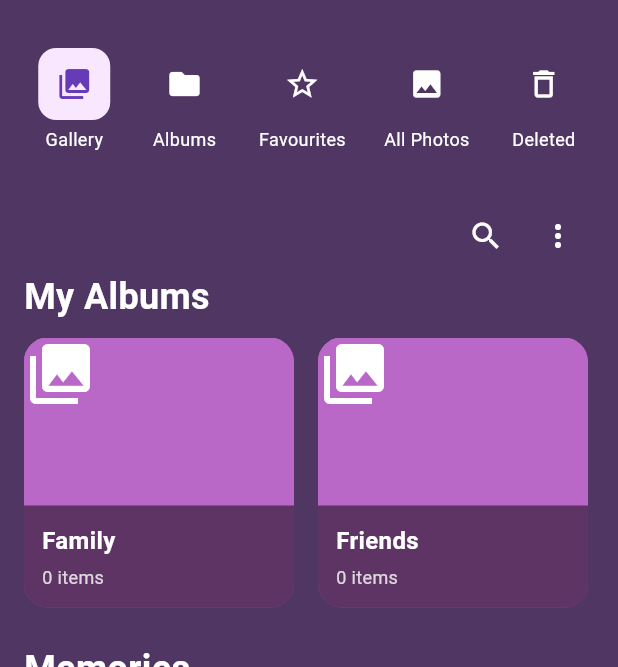
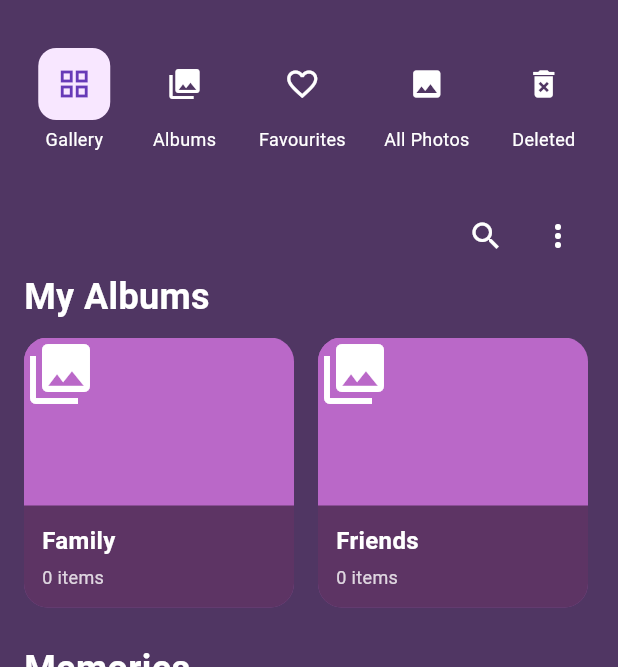
Before and after one commit to SadeepaGajanayaka/DementiaLink, a Flutter app: the screen it shows after launch, on a phone screen of 412 x 824 dp, the part 135-802 px from its top. Run offline on Flutter 3.47's test engine with Material 3 defaults, Android fonts, the phone set to English and light mode, and no system bars; our stand-ins replace chewie, firebase_core, image_picker, permission_handler, photo_view, shared_preferences and 2 more; accounts and stored records are empty; statements that could not run were skipped.

Commit message:
Update custom_tab_bar.dart

```diff
--- a/lib/widgets/custom_tab_bar.dart
+++ b/lib/widgets/custom_tab_bar.dart
@@ -17,11 +17,11 @@ class CustomTabBar extends StatelessWidget {
       child: Row(
         mainAxisAlignment: MainAxisAlignment.spaceEvenly,
         children: [
-          _buildTabItem(0, Icons.photo_library, 'Gallery'),
-          _buildTabItem(1, Icons.folder, 'Albums'),
-          _buildTabItem(2, Icons.star_border, 'Favourites'),
-          _buildTabItem(3, Icons.photo, 'All Photos'),
-          _buildTabItem(4, Icons.delete_outline, 'Deleted'),
+          _buildTabItem(0, Icons.grid_view, 'Gallery'),
+          _buildTabItem(1, Icons.collections, 'Albums'),
+          _buildTabItem(2, Icons.favorite_border, 'Favourites'),
+          _buildTabItem(3, Icons.image, 'All Photos'),
+          _buildTabItem(4, Icons.delete_forever, 'Deleted'),
         ],
       ),
     );
```
